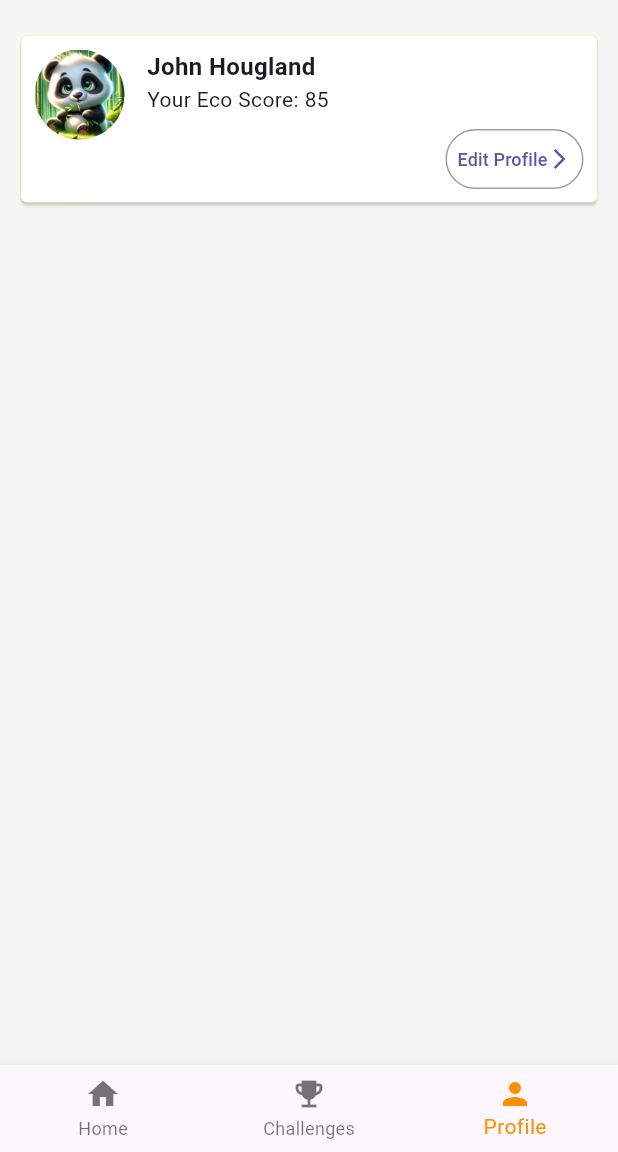
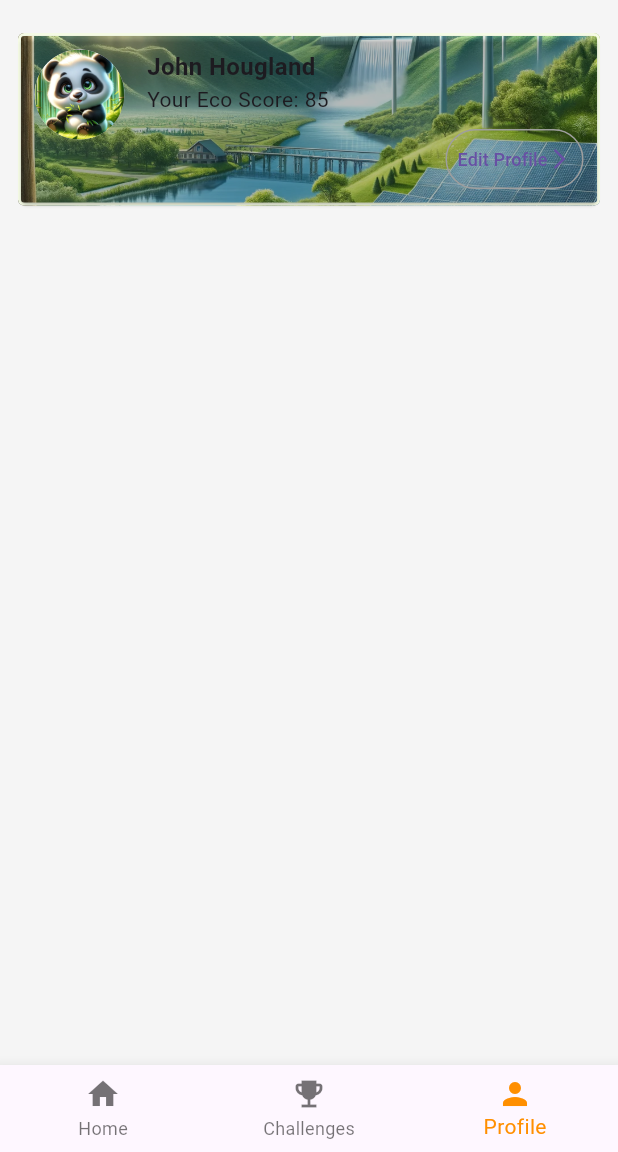
Before and after one commit to ThePandaGroup/Eco-Panda, a Flutter app: the screen it shows after launch, item 3 of the bottom bar chosen, on a phone screen of 412 x 824 dp, the part 84-1236 px from its top. Run offline on Flutter 3.47's test engine with Material 3 defaults, Android fonts, the phone set to English and light mode, and no system bars; our stand-ins replace geolocator, google_maps_flutter.

Commit message:
Added customizedcardwidget with background in profile page

```diff
--- a/eco_panda/lib/eprofile.dart
+++ b/eco_panda/lib/eprofile.dart
@@ -13,21 +13,24 @@ class EProfile extends StatefulWidget {
 class _EProfileState extends State<EProfile> {
   @override
   Widget build(BuildContext context) {
-    return SingleChildScrollView(
+    return const SingleChildScrollView(
         child: Padding(
-        padding: const EdgeInsets.all(12.0),
+        padding: EdgeInsets.all(12.0),
     child: Column(
-      children: [profileSection()],
+      children: [ProfileSection()],
     )
     )
     );
   }
 }
 
-class profileSection extends StatelessWidget{
+class ProfileSection extends StatelessWidget{
+  const ProfileSection({super.key});
+
   @override
   Widget build(BuildContext context){
-    return CustomContainerCard(
+    return CustomContainerCardWithBackground(
+      backgroundImage: "assets/environmental_background.png",
       child: Row(
         crossAxisAlignment: CrossAxisAlignment.start,
         children: [
@@ -78,5 +81,63 @@ class profileSection extends StatelessWidget{
       ),
     );
   }
+}
 
+/*
+*Description: A card can contain background image
+* notes: It is an inheritance from customContainer Card, it is a child class
+* param: child widgets, background image
+ */
+class CustomContainerCardWithBackground extends CustomContainerCard {
+  final String backgroundImage;
+
+  const CustomContainerCardWithBackground({
+    Key? key,
+    required Widget child,
+    EdgeInsets margin = const EdgeInsets.symmetric(vertical: 10.0),
+    EdgeInsets padding = const EdgeInsets.all(9.0),
+    Color borderColor = const Color(0xFFF5FBE5),
+    double borderWidth = 2.0,
+    double borderRadius = 4.0,
+    required this.backgroundImage,
+  }) : super(
+    key: key,
+    child: child,
+    margin: margin,
+    padding: padding,
+    borderColor: borderColor,
+    borderWidth: borderWidth,
+    borderRadius: borderRadius,
+  );
+
+  @override
+  Widget build(BuildContext context) {
+    // Use the same structure but add a BoxDecoration with an image
+    return Container(
+      width: double.infinity,
+      margin: margin,
+      decoration: BoxDecoration(
+        border: Border.all(
+          color: borderColor,
+          width: borderWidth,
+        ),
+        borderRadius: BorderRadius.circular(borderRadius),
+        image: DecorationImage(
+          image: AssetImage(backgroundImage),
+          fit: BoxFit.cover,
+        ),
+      ),
+      child: Card(
+        margin: EdgeInsets.zero,
+        color: Colors.transparent, // Make card background transparent
+        shape: RoundedRectangleBorder(
+          borderRadius: BorderRadius.circular(borderRadius),
+        ),
+        child: Padding(
+          padding: padding,
+          child: child,
+        ),
+      ),
+    );
+  }
 }
```
